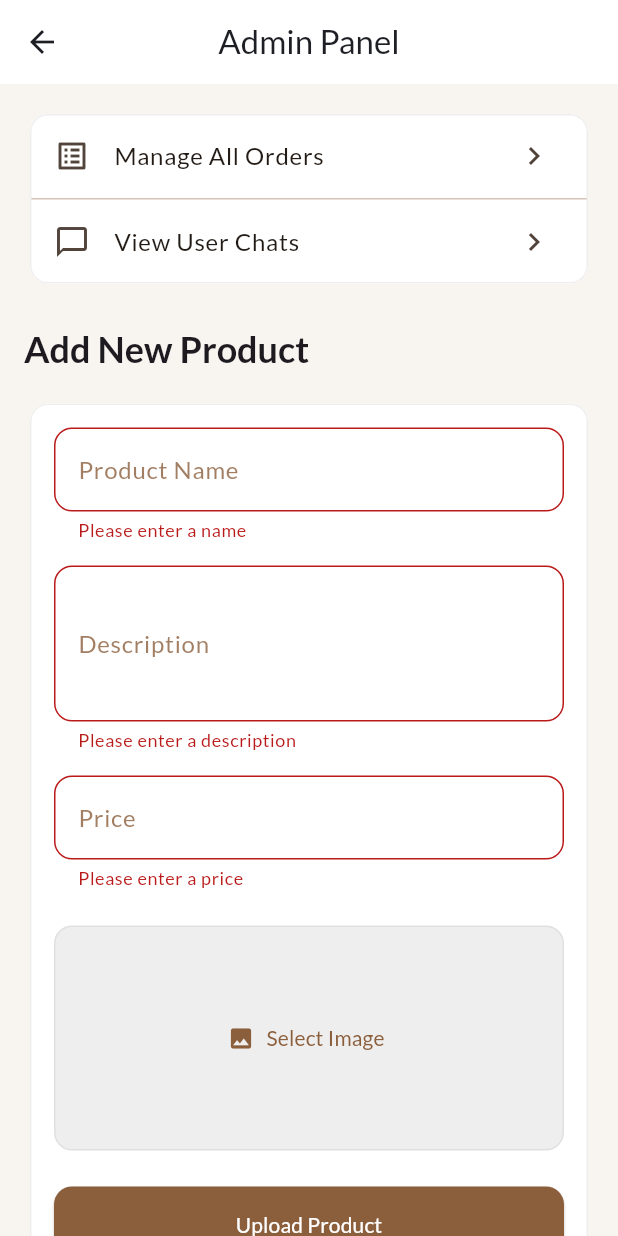
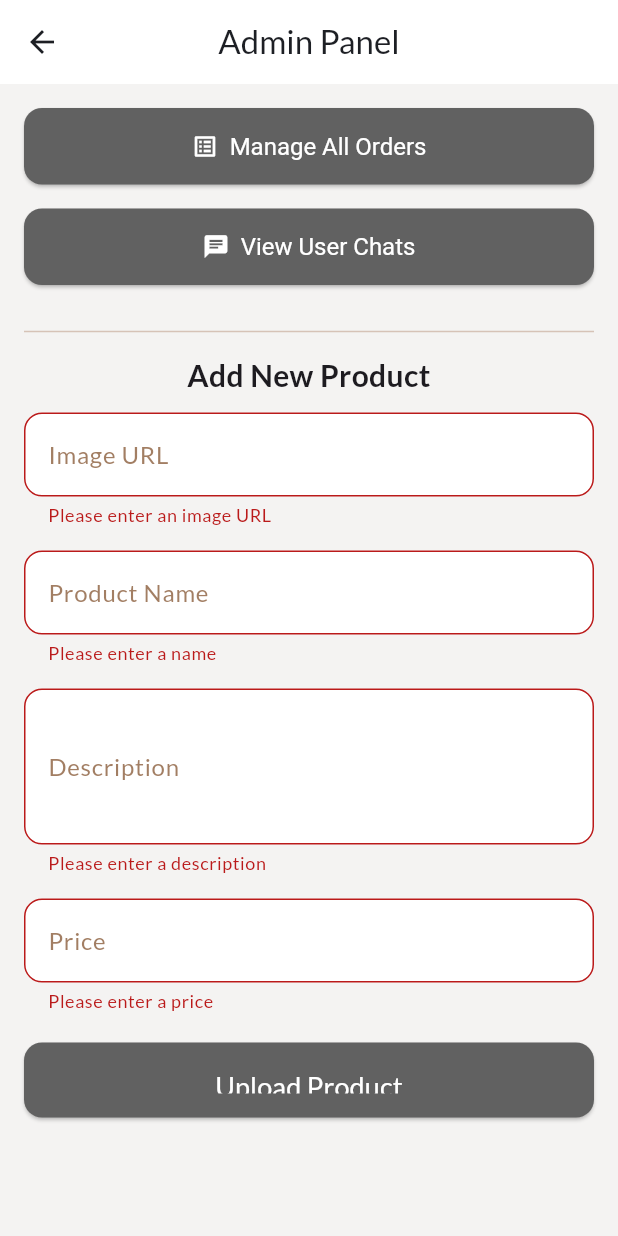
Before and after one commit to teakaiii/BMCFinalProjectFinalProject, a Flutter app: the AdminPanelScreen screen opened directly, after a tap on "Upload Product", on a phone screen of 412 x 824 dp. Run offline on Flutter 3.47's test engine with Material 3 defaults, Android fonts, the phone set to English and light mode, and no system bars; our stand-ins replace cloud_firestore, firebase_auth, firebase_core, flutter_native_splash, google_fonts; accounts and stored records are empty.

```diff
--- a/lib/screens/admin_panel_screen.dart
+++ b/lib/screens/admin_panel_screen.dart
@@ -1,10 +1,7 @@
-import 'dart:io';
 import 'package:flutter/material.dart';
 import 'package:cloud_firestore/cloud_firestore.dart';
 import 'package:ecommerce_app/screens/admin_order_screen.dart';
 import 'package:ecommerce_app/screens/admin_chat_list_screen.dart';
-import 'package:image_picker/image_picker.dart';
-import 'package:firebase_storage/firebase_storage.dart';
 
 class AdminPanelScreen extends StatefulWidget {
   const AdminPanelScreen({super.key});
@@ -18,77 +15,30 @@ class _AdminPanelScreenState extends State<AdminPanelScreen> {
   final _nameController = TextEditingController();
   final _descriptionController = TextEditingController();
   final _priceController = TextEditingController();
+  final _imageUrlController = TextEditingController();
   bool _isLoading = false;
   final FirebaseFirestore _firestore = FirebaseFirestore.instance;
-  final FirebaseStorage _storage = FirebaseStorage.instance;
-  final ImagePicker _picker = ImagePicker();
-  XFile? _imageFile;
 
   @override
   void dispose() {
     _nameController.dispose();
     _descriptionController.dispose();
     _priceController.dispose();
+    _imageUrlController.dispose();
     super.dispose();
-  }
-
-  Future<void> _pickImage() async {
-    final pickedFile = await _picker.pickImage(source: ImageSource.gallery);
-    setState(() {
-      _imageFile = pickedFile;
-    });
-  }
-
-  Future<String?> _uploadImage(XFile image) async {
-    try {
-      final ref = _storage
-          .ref()
-          .child('product_images')
-          .child('${DateTime.now().toIso8601String()}-${image.name}');
-      final uploadTask = await ref.putFile(File(image.path));
-      final url = await uploadTask.ref.getDownloadURL();
-      return url;
-    } catch (e) {
-      ScaffoldMessenger.of(
-        context,
-      ).showSnackBar(SnackBar(content: Text('Failed to upload image: $e')));
-      return null;
-    }
   }
 
   Future<void> _uploadProduct() async {
     if (!_formKey.currentState!.validate()) return;
 
-    if (_imageFile == null) {
-      ScaffoldMessenger.of(context).showSnackBar(
-        const SnackBar(
-          content: Text('Please select an image for the product.'),
-        ),
-      );
-      return;
-    }
-
-    setState(() {
-      _isLoading = true;
-    });
-
-    String? imageUrl;
-    if (_imageFile != null) {
-      imageUrl = await _uploadImage(_imageFile!);
-      if (imageUrl == null) {
-        setState(() {
-          _isLoading = false;
-        });
-        return;
-      }
-    }
+    setState(() => _isLoading = true);
 
     try {
       await _firestore.collection('products').add({
         'name': _nameController.text.trim(),
         'description': _descriptionController.text.trim(),
         'price': double.tryParse(_priceController.text.trim()) ?? 0.0,
-        'imageUrl': imageUrl,
+        'imageUrl': _imageUrlController.text.trim(),
         'createdAt': FieldValue.serverTimestamp(),
       });
 
@@ -100,86 +50,93 @@ class _AdminPanelScreenState extends State<AdminPanelScreen> {
       _nameController.clear();
       _descriptionController.clear();
       _priceController.clear();
-      setState(() {
-        _imageFile = null;
-      });
+      _imageUrlController.clear();
     } catch (e) {
       ScaffoldMessenger.of(
         context,
       ).showSnackBar(SnackBar(content: Text('Failed to upload product: $e')));
     } finally {
-      if (mounted) {
-        setState(() {
-          _isLoading = false;
-        });
-      }
+      if (mounted) setState(() => _isLoading = false);
     }
   }
 
   @override
   Widget build(BuildContext context) {
-    final textTheme = Theme.of(context).textTheme;
-
     return Scaffold(
+      backgroundColor: const Color(0xFFF4F3F2),
       appBar: AppBar(title: const Text('Admin Panel')),
-      body: ListView(
-        padding: const EdgeInsets.all(16.0),
+      body: SingleChildScrollView(
+        padding: const EdgeInsets.all(16),
+        child: Column(
+          crossAxisAlignment: CrossAxisAlignment.stretch,
           children: [
-          Card(
-            elevation: 0,
-            shape: RoundedRectangleBorder(
-              side: BorderSide(color: Colors.grey[200]!),
-              borderRadius: BorderRadius.circular(12),
+            ElevatedButton.icon(
+              icon: const Icon(Icons.list_alt),
+              label: const Text('Manage All Orders'),
+              style: ElevatedButton.styleFrom(
+                backgroundColor: Colors.grey[700],
+                padding: const EdgeInsets.symmetric(vertical: 16),
+                textStyle: const TextStyle(fontSize: 16),
               ),
-            child: Column(
-              children: [
-                ListTile(
-                  leading: const Icon(Icons.list_alt_outlined),
-                  title: const Text('Manage All Orders'),
-                  trailing: const Icon(Icons.chevron_right),
-                  onTap: () => Navigator.of(context).push(
+              onPressed: () => Navigator.of(context).push(
                 MaterialPageRoute(builder: (_) => const AdminOrderScreen()),
               ),
             ),
-                const Divider(height: 1),
-                ListTile(
-                  leading: const Icon(Icons.chat_bubble_outline),
-                  title: const Text('View User Chats'),
-                  trailing: const Icon(Icons.chevron_right),
-                  onTap: () => Navigator.of(context).push(
-                    MaterialPageRoute(
-                      builder: (_) => const AdminChatListScreen(),
+            const SizedBox(height: 16),
+            ElevatedButton.icon(
+              icon: const Icon(Icons.chat),
+              label: const Text('View User Chats'),
+              style: ElevatedButton.styleFrom(
+                backgroundColor: Colors.grey[700],
+                padding: const EdgeInsets.symmetric(vertical: 16),
+                textStyle: const TextStyle(fontSize: 16),
               ),
-                  ),
-                ),
-              ],
-            ),
-          ),
-          const SizedBox(height: 24),
-          Text(
-            'Add New Product',
-            style: textTheme.headlineSmall?.copyWith(
-              fontWeight: FontWeight.bold,
+              onPressed: () => Navigator.of(context).push(
+                MaterialPageRoute(builder: (_) => const AdminChatListScreen()),
               ),
             ),
             const SizedBox(height: 16),
-          Card(
-            elevation: 0,
-            shape: RoundedRectangleBorder(
-              side: BorderSide(color: Colors.grey[200]!),
-              borderRadius: BorderRadius.circular(12),
+            const Divider(height: 30, thickness: 1),
+            const Text(
+              'Add New Product',
+              style: TextStyle(fontSize: 20, fontWeight: FontWeight.bold),
+              textAlign: TextAlign.center,
             ),
-            child: Padding(
-              padding: const EdgeInsets.all(16.0),
-              child: Form(
+            const SizedBox(height: 10),
+            Form(
               key: _formKey,
               child: Column(
                 crossAxisAlignment: CrossAxisAlignment.stretch,
                 children: [
                   TextFormField(
+                    controller: _imageUrlController,
+                    decoration: InputDecoration(
+                      labelText: 'Image URL',
+                      filled: true,
+                      fillColor: Colors.white,
+                      border: OutlineInputBorder(
+                        borderRadius: BorderRadius.circular(12),
+                      ),
+                    ),
+                    keyboardType: TextInputType.url,
+                    validator: (value) {
+                      if (value == null || value.isEmpty)
+                        return 'Please enter an image URL';
+                      if (!value.startsWith('http'))
+                        return 'Please enter a valid URL';
+                      return null;
+                    },
+                  ),
+                  const SizedBox(height: 16),
+                  TextFormField(
                     controller: _nameController,
-                      decoration: const InputDecoration(
+                    decoration: InputDecoration(
                       labelText: 'Product Name',
+                      filled: true,
+                      fillColor: Colors.white,
+                      border: OutlineInputBorder(
+                        borderRadius: BorderRadius.circular(12),
+                      ),
                     ),
                     validator: (value) =>
                         value!.isEmpty ? 'Please enter a name' : null,
@@ -187,8 +144,13 @@ class _AdminPanelScreenState extends State<AdminPanelScreen> {
                   const SizedBox(height: 16),
                   TextFormField(
                     controller: _descriptionController,
-                      decoration: const InputDecoration(
+                    decoration: InputDecoration(
                       labelText: 'Description',
+                      filled: true,
+                      fillColor: Colors.white,
+                      border: OutlineInputBorder(
+                        borderRadius: BorderRadius.circular(12),
+                      ),
                     ),
                     maxLines: 3,
                     validator: (value) =>
@@ -197,73 +159,48 @@ class _AdminPanelScreenState extends State<AdminPanelScreen> {
                   const SizedBox(height: 16),
                   TextFormField(
                     controller: _priceController,
-                      decoration: const InputDecoration(labelText: 'Price'),
+                    decoration: InputDecoration(
+                      labelText: 'Price',
+                      filled: true,
+                      fillColor: Colors.white,
+                      border: OutlineInputBorder(
+                        borderRadius: BorderRadius.circular(12),
+                      ),
+                    ),
                     keyboardType: TextInputType.number,
                     validator: (value) {
-                        if (value == null || value.isEmpty) {
+                      if (value == null || value.isEmpty)
                         return 'Please enter a price';
-                        }
-                        if (double.tryParse(value) == null) {
+                      if (double.tryParse(value) == null)
                         return 'Please enter a valid number';
-                        }
                       return null;
                     },
                   ),
-                    const SizedBox(height: 24),
-
-                    // Image Picker UI
-                    Container(
-                      height: 150,
-                      decoration: BoxDecoration(
-                        color: Colors.grey[200],
+                  const SizedBox(height: 20),
+                  SizedBox(
+                    height: 50,
+                    child: ElevatedButton(
+                      style: ElevatedButton.styleFrom(
+                        backgroundColor: Colors.grey[700],
+                        shape: RoundedRectangleBorder(
                           borderRadius: BorderRadius.circular(12),
-                        border: Border.all(color: Colors.grey[300]!),
-                      ),
-                      child: Center(
-                        child: _imageFile == null
-                            ? TextButton.icon(
-                                icon: const Icon(Icons.image),
-                                label: const Text('Select Image'),
-                                onPressed: _pickImage,
-                              )
-                            : GestureDetector(
-                                onTap: _pickImage,
-                                child: ClipRRect(
-                                  borderRadius: BorderRadius.circular(12),
-                                  child: Image.file(
-                                    File(_imageFile!.path),
-                                    fit: BoxFit.cover,
-                                    width: double.infinity,
-                                    height: double.infinity,
                         ),
                       ),
-                              ),
-                      ),
-                    ),
-
-                    const SizedBox(height: 24),
-                    ElevatedButton(
                       onPressed: _isLoading ? null : _uploadProduct,
                       child: _isLoading
-                          ? const SizedBox(
-                              height: 24,
-                              width: 24,
-                              child: CircularProgressIndicator(
-                                strokeWidth: 3,
-                                valueColor: AlwaysStoppedAnimation<Color>(
-                                  Colors.white,
-                                ),
-                              ),
-                            )
-                          : const Text('Upload Product'),
-                    ),
-                  ],
-                ),
+                          ? const CircularProgressIndicator(color: Colors.white)
+                          : const Text(
+                              'Upload Product',
+                              style: TextStyle(fontSize: 18),
                             ),
                     ),
                   ),
                 ],
               ),
+            ),
+          ],
+        ),
+      ),
     );
   }
 }
```
Lines whose indentation alone changed are shown as unchanged.
